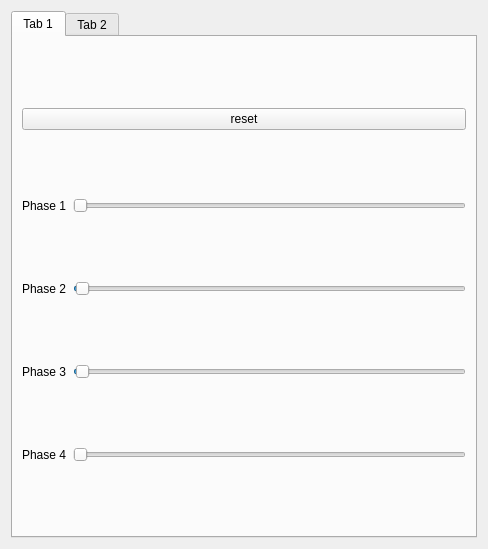
This is v0.4/tabs_widget.ui in Yedi278/AstroLab as Qt 5 draws it before an edit. The edited form follows.
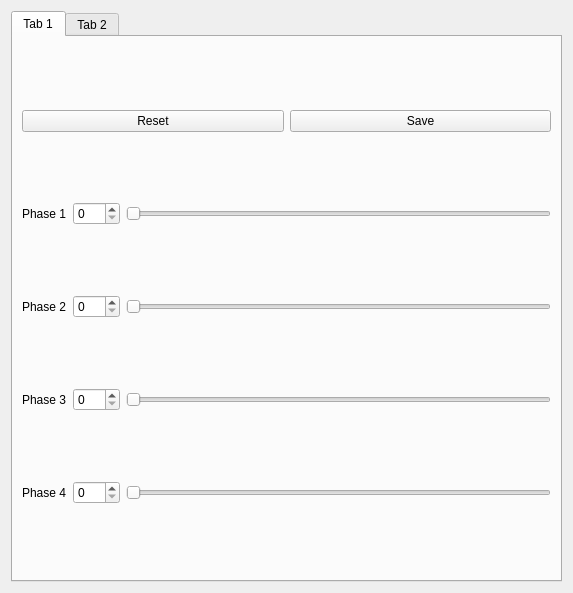
This is the edited form.

The edit to the form file:
```diff
--- a/v0.4/tabs_widget.ui
+++ b/v0.4/tabs_widget.ui
@@ -6,8 +6,8 @@
    <rect>
     <x>0</x>
     <y>0</y>
-    <width>488</width>
-    <height>549</height>
+    <width>573</width>
+    <height>593</height>
    </rect>
   </property>
   <property name="windowTitle">
@@ -25,11 +25,22 @@
       </attribute>
       <layout class="QVBoxLayout" name="verticalLayout_2">
        <item>
-        <widget class="QPushButton" name="reset_button">
-         <property name="text">
-          <string>reset</string>
-         </property>
-        </widget>
+        <layout class="QHBoxLayout" name="horizontalLayout_5">
+         <item>
+          <widget class="QPushButton" name="reset_button">
+           <property name="text">
+            <string>Reset</string>
+           </property>
+          </widget>
+         </item>
+         <item>
+          <widget class="QPushButton" name="save_button">
+           <property name="text">
+            <string>Save</string>
+           </property>
+          </widget>
+         </item>
+        </layout>
        </item>
        <item>
         <layout class="QHBoxLayout" name="horizontalLayout">
@@ -40,6 +51,13 @@
            </property>
           </widget>
          </item>
+         <item>
+          <widget class="QSpinBox" name="sbox_phase1">
+           <property name="maximum">
+            <number>360</number>
+           </property>
+          </widget>
+         </item>
          <item>
           <widget class="QSlider" name="slider_phase1">
            <property name="maximum">
@@ -64,13 +82,20 @@
            </property>
           </widget>
          </item>
+         <item>
+          <widget class="QSpinBox" name="sbox_phase2">
+           <property name="maximum">
+            <number>360</number>
+           </property>
+          </widget>
+         </item>
          <item>
           <widget class="QSlider" name="slider_phase2">
            <property name="maximum">
             <number>360</number>
            </property>
            <property name="value">
-            <number>2</number>
+            <number>0</number>
            </property>
            <property name="orientation">
             <enum>Qt::Horizontal</enum>
@@ -88,13 +113,20 @@
            </property>
           </widget>
          </item>
+         <item>
+          <widget class="QSpinBox" name="sbox_phase3">
+           <property name="maximum">
+            <number>360</number>
+           </property>
+          </widget>
+         </item>
          <item>
           <widget class="QSlider" name="slider_phase3">
            <property name="maximum">
             <number>360</number>
            </property>
            <property name="value">
-            <number>2</number>
+            <number>0</number>
            </property>
            <property name="orientation">
             <enum>Qt::Horizontal</enum>
@@ -112,6 +144,13 @@
            </property>
           </widget>
          </item>
+         <item>
+          <widget class="QSpinBox" name="sbox_phase4">
+           <property name="maximum">
+            <number>360</number>
+           </property>
+          </widget>
+         </item>
          <item>
           <widget class="QSlider" name="slider_phase4">
            <property name="maximum">
```
